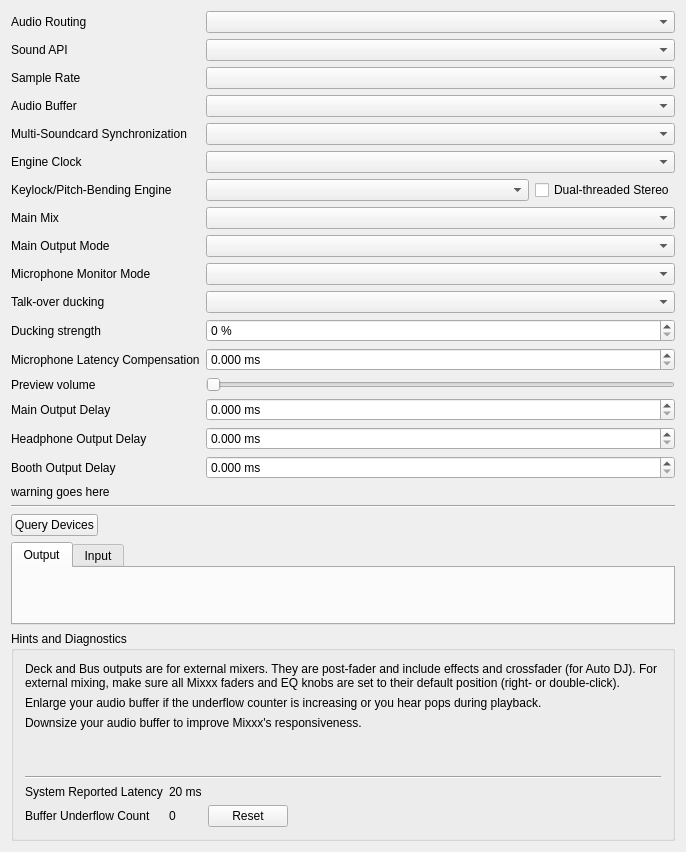
First picture: the form in src/preferences/dialog/dlgprefsounddlg.ui, repository ips-ux/mix_two, before the edit.
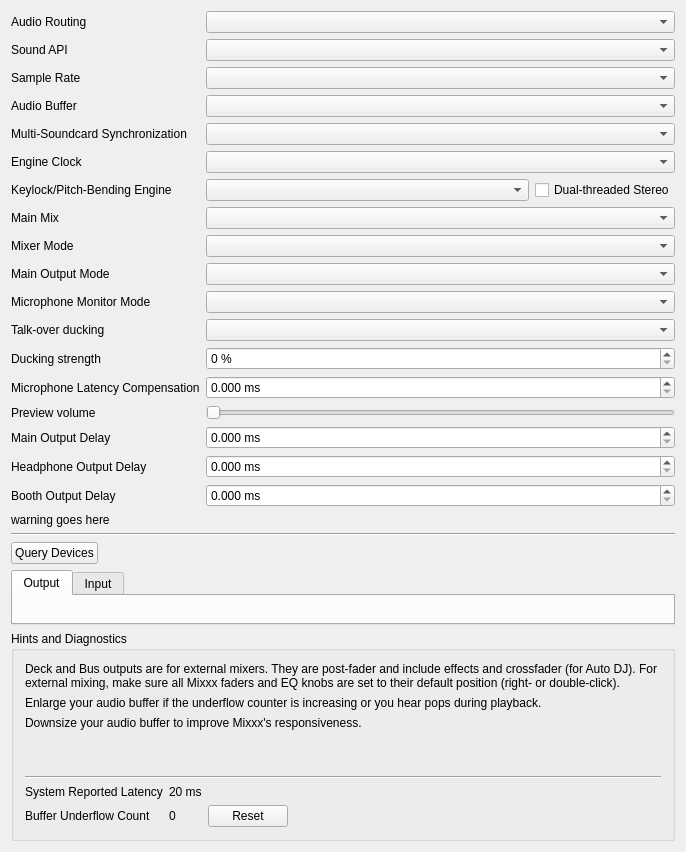
Second picture: the form after the edit.

Commit message:
Sound Hardware: Mixer Mode switch, Internal or External
AI-generated (Claude Code). Start of AI-generated text.
Preferences > Sound Hardware gets a Mixer Mode switch. External gives each
deck its own stereo output and turns the main mix off. If the sound device
has too few channels, Mix Two shows a message and keeps the setup. Internal
brings back the outputs from before External. Nothing changes until Apply.
End of AI-generated text.

The edit to the form file:
```diff
--- a/src/preferences/dialog/dlgprefsounddlg.ui
+++ b/src/preferences/dialog/dlgprefsounddlg.ui
@@ -131,20 +131,37 @@
      <item row="7" column="1">
       <widget class="QComboBox" name="mainMixComboBox"/>
      </item>
+     <item row="8" column="0">
+      <widget class="QLabel" name="mixerModeLabel">
+       <property name="text">
+        <string>Mixer Mode</string>
+       </property>
+       <property name="buddy">
+        <cstring>mixerModeComboBox</cstring>
+       </property>
+      </widget>
+     </item>
      <item row="8" column="1">
+      <widget class="QComboBox" name="mixerModeComboBox">
+       <property name="toolTip">
+        <string>Internal: the main mix goes to the main output. External: each deck goes to its own stereo output, and the main mix is off. The change starts when you push Apply.</string>
+       </property>
+      </widget>
+     </item>
+     <item row="9" column="1">
       <widget class="QComboBox" name="mainOutputModeComboBox"/>
      </item>
-     <item row="8" column="0">
+     <item row="9" column="0">
       <widget class="QLabel" name="mainMonoLabel">
        <property name="text">
         <string>Main Output Mode</string>
        </property>
       </widget>
      </item>
-     <item row="9" column="1">
+     <item row="10" column="1">
       <widget class="QComboBox" name="micMonitorModeComboBox"/>
      </item>
-     <item row="9" column="0">
+     <item row="10" column="0">
       <widget class="QLabel" name="micMonitorModeLabel">
        <property name="text">
         <string>Microphone Monitor Mode</string>
@@ -154,24 +171,24 @@
        </property>
       </widget>
      </item>
-     <item row="10" column="0">
+     <item row="11" column="0">
       <widget class="QLabel" name="talkoverDuckingLabel">
        <property name="text">
         <string>Talk-over ducking</string>
        </property>
       </widget>
      </item>
-     <item row="10" column="1">
+     <item row="11" column="1">
       <widget class="QComboBox" name="talkoverDuckingComboBox"/>
      </item>
-     <item row="11" column="0">
+     <item row="12" column="0">
       <widget class="QLabel" name="duckStrengthLabel">
        <property name="text">
         <string>Ducking strength</string>
        </property>
       </widget>
      </item>
-     <item row="11" column="1">
+     <item row="12" column="1">
       <widget class="QSpinBox" name="duckStrengthSpinBox">
        <property name="suffix">
         <string> %</string>
@@ -184,7 +201,7 @@
        </property>
       </widget>
      </item>
-     <item row="12" column="0">
+     <item row="13" column="0">
       <widget class="QLabel" name="latencyCompensationLabel">
        <property name="text">
         <string>Microphone Latency Compensation</string>
@@ -194,7 +211,7 @@
        </property>
       </widget>
      </item>
-     <item row="12" column="1">
+     <item row="13" column="1">
       <widget class="QDoubleSpinBox" name="latencyCompensationSpinBox">
        <property name="suffix">
         <string> ms</string>
@@ -210,7 +227,7 @@
        </property>
       </widget>
      </item>
-     <item row="13" column="0">
+     <item row="14" column="0">
       <widget class="QLabel" name="previewVolumeLabel">
        <property name="text">
         <string>Preview volume</string>
@@ -220,7 +237,7 @@
        </property>
       </widget>
      </item>
-     <item row="13" column="1">
+     <item row="14" column="1">
       <widget class="QSlider" name="previewVolumeSlider">
        <property name="toolTip">
         <string>Sets the volume of the preview deck. The volume slider of the preview deck shows the same value.</string>
@@ -233,14 +250,14 @@
        </property>
       </widget>
      </item>
-     <item row="14" column="0">
+     <item row="15" column="0">
       <widget class="QLabel" name="mainDelayLabel">
        <property name="text">
         <string>Main Output Delay</string>
        </property>
       </widget>
      </item>
-     <item row="14" column="1">
+     <item row="15" column="1">
       <widget class="QDoubleSpinBox" name="mainDelaySpinBox">
        <property name="suffix">
         <string extracomment="milliseconds"> ms</string>
@@ -256,14 +273,14 @@
        </property>
       </widget>
      </item>
-     <item row="15" column="0">
+     <item row="16" column="0">
       <widget class="QLabel" name="headDelayLabel">
        <property name="text">
         <string>Headphone Output Delay</string>
        </property>
       </widget>
      </item>
-     <item row="15" column="1">
+     <item row="16" column="1">
       <widget class="QDoubleSpinBox" name="headDelaySpinBox">
        <property name="suffix">
         <string extracomment="milliseconds"> ms</string>
@@ -279,14 +296,14 @@
        </property>
       </widget>
      </item>
-     <item row="16" column="0">
+     <item row="17" column="0">
       <widget class="QLabel" name="boothDelayLabel">
        <property name="text">
         <string>Booth Output Delay</string>
        </property>
       </widget>
      </item>
-     <item row="16" column="1">
+     <item row="17" column="1">
       <widget class="QDoubleSpinBox" name="boothDelaySpinBox">
        <property name="suffix">
         <string extracomment="milliseconds"> ms</string>
@@ -302,7 +319,7 @@
        </property>
       </widget>
      </item>
-     <item row="17" column="0" colspan="2">
+     <item row="18" column="0" colspan="2">
       <widget class="QLabel" name="latencyCompensationWarningLabel">
        <property name="text">
         <string notr="true">warning goes here</string>
```
Left out of the diff: 1 changed line with no effect on the pictures. The commit also changes 7 other files.
